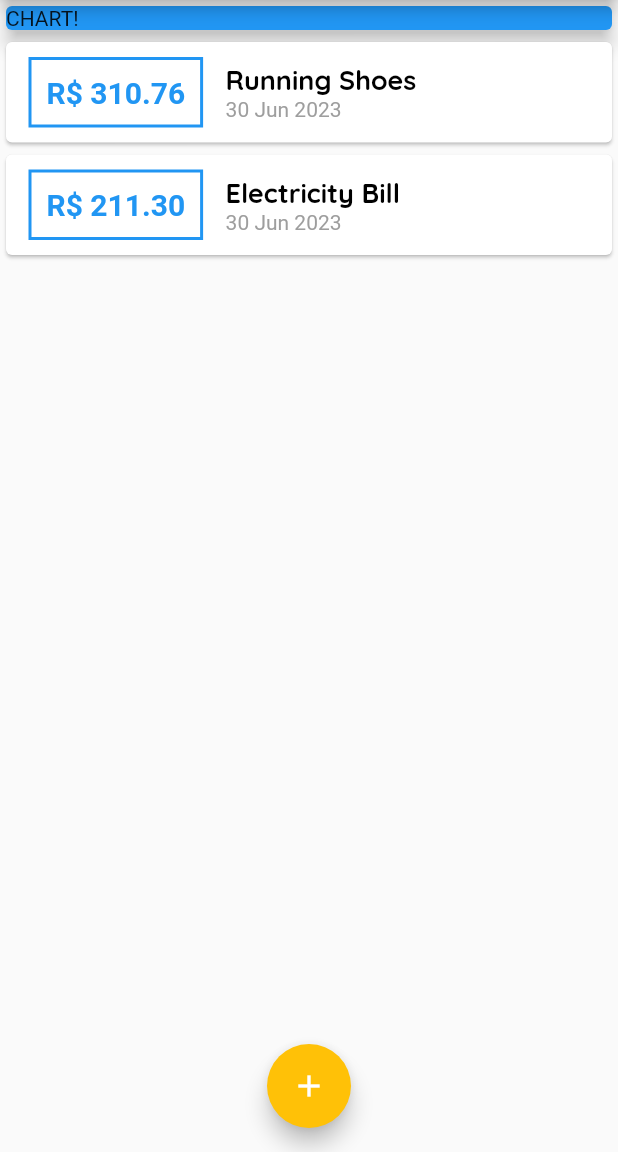
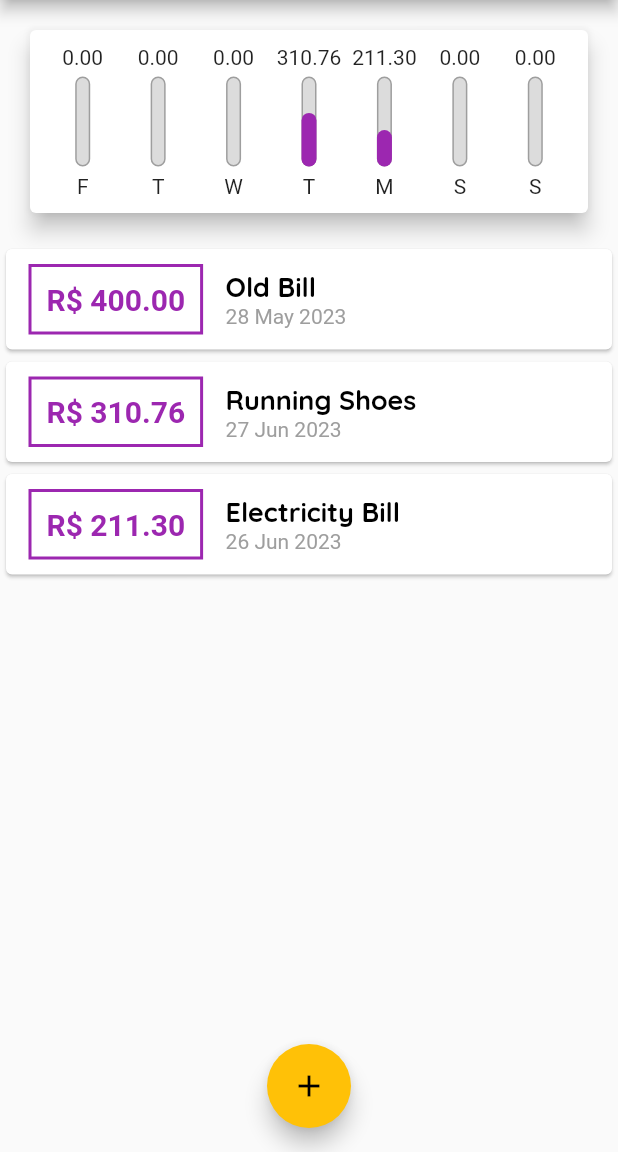
Before and after one commit to victorlopescc/weekly_expenses, a Flutter app: the screen it shows after launch, on a phone screen of 412 x 824 dp, the part 84-1236 px from its top. Run offline on Flutter 3.47's test engine with Material 2 defaults, Android fonts, the phone set to English and light mode, and no system bars.

Commit message:
v0.8 - Chart

```diff
--- /dev/null
+++ b/lib/components/chart.dart
@@ -0,0 +1,64 @@
+import 'package:flutter/material.dart';
+import 'package:intl/intl.dart';
+import 'package:weekly_expenses/components/chart_bar.dart';
+import '../models/transaction.dart';
+
+class Chart extends StatelessWidget {
+  const Chart(this.recentTransactions, {super.key});
+
+  final List<Transaction> recentTransactions;
+
+  List<Map<String, Object>> get groupedTransactions {
+    return List.generate(7, (index) {
+      final weekDay = DateTime.now().subtract(
+        Duration(days: index),
+      );
+
+      double totalSum = 0.0;
+      for (var i = 0; i < recentTransactions.length; i++) {
+        bool sameDay = recentTransactions[i].date.day == weekDay.day;
+        bool sameMonth = recentTransactions[i].date.month == weekDay.month;
+        bool sameYear = recentTransactions[i].date.year == weekDay.year;
+
+        if (sameDay && sameMonth && sameYear) {
+          totalSum += recentTransactions[i].value;
+        }
+      }
+
+      return {
+        'day': DateFormat.E().format(weekDay)[0],
+        'value': totalSum,
+      };
+    });
+  }
+
+  double get _weekTotalValue {
+    return groupedTransactions.fold(0.0, (sum, tr) {
+      return sum + (tr['value'] as double);
+    });
+  }
+
+  @override
+  Widget build(BuildContext context) {
+    return Card(
+      elevation: 6,
+      margin: const EdgeInsets.all(20),
+      child: Padding(
+        padding: const EdgeInsets.all(10),
+        child: Row(
+          mainAxisAlignment: MainAxisAlignment.spaceAround,
+          children: groupedTransactions.map((tr) {
+            return Flexible(
+              fit: FlexFit.tight,
+              child: ChartBar(
+                label: tr['day'].toString(),
+                value: (tr['value'] as double),
+                percentage: (tr['value'] as double) / _weekTotalValue,
+              ),
+            );
+          }).toList(),
+        ),
+      ),
+    );
+  }
+}
--- /dev/null
+++ b/lib/components/chart_bar.dart
@@ -0,0 +1,56 @@
+import 'package:flutter/material.dart';
+
+class ChartBar extends StatelessWidget {
+  const ChartBar({
+    super.key,
+    required this.label,
+    required this.value,
+    required this.percentage,
+  });
+
+  final String label;
+  final double value;
+  final double percentage;
+
+  @override
+  Widget build(BuildContext context) {
+    return Column(
+      children: [
+        FittedBox(
+          child: Text(value.toStringAsFixed(2)),
+        ),
+        const SizedBox(height: 5),
+        SizedBox(
+          height: 60,
+          width: 10,
+          child: Stack(
+            alignment: Alignment.bottomCenter,
+            children: [
+              Container(
+                decoration: BoxDecoration(
+                  border: Border.all(
+                    color: Colors.grey,
+                    width: 1,
+                  ),
+                  borderRadius: const BorderRadius.all(Radius.circular(5)),
+                  color: const Color.fromRGBO(220, 220, 220, 1),
+                ),
+              ),
+              FractionallySizedBox(
+                heightFactor: percentage,
+                child: Container(
+                  decoration: const BoxDecoration(
+                    color: Colors.purple,
+                    borderRadius: BorderRadius.all(Radius.circular(5)),
+                  ),
+                ),
+              ),
+            ],
+          ),
+        ),
+        const SizedBox(height: 5),
+        Text(label),
+      ],
+    );
+  }
+}
--- a/lib/components/transaction_list.dart
+++ b/lib/components/transaction_list.dart
@@ -11,7 +11,25 @@
   Widget build(BuildContext context) {
     return SizedBox(
       height: 300,
-      child: ListView.builder(
+      child: transactions.isEmpty
+          ? Column(
+              children: [
+                const SizedBox(height: 20),
+                Text(
+                  'No transactions yet!',
+                  style: Theme.of(context).textTheme.titleLarge,
+                ),
+                const SizedBox(height: 20),
+                SizedBox(
+                  height: 200,
+                  child: Image.asset(
+                    'assets/images/waiting.png',
+                    fit: BoxFit.cover,
+                  ),
+                ),
+              ],
+            )
+          : ListView.builder(
               itemCount: transactions.length,
               itemBuilder: (ctx, index) {
                 final tr = transactions[index];
@@ -25,17 +43,17 @@
                         ),
                         decoration: BoxDecoration(
                           border: Border.all(
-                      color: Theme.of(context).primaryColor,
+                            color: Colors.purple,
                             width: 2,
                           ),
                         ),
                         padding: const EdgeInsets.all(10),
                         child: Text(
                           'R\$ ${tr.value.toStringAsFixed(2)}',
-                    style: TextStyle(
+                          style: const TextStyle(
                             fontWeight: FontWeight.bold,
                             fontSize: 20,
-                      color: Theme.of(context).primaryColor,
+                            color: Colors.purple,
                           ),
                         ),
                       ),
--- a/lib/main.dart
+++ b/lib/main.dart
@@ -1,5 +1,6 @@
 import 'dart:math';
 import 'package:flutter/material.dart';
+import 'components/chart.dart';
 import 'components/transaction_list.dart';
 import 'components/transaction_form.dart';
 import 'models/transaction.dart';
@@ -50,20 +51,32 @@
 }
 
 class _HomePageState extends State<HomePage> {
-  final _transactions = [
+  final List<Transaction> _transactions = [
+    Transaction(
+      id: 't0',
+      title: 'Old Bill',
+      value: 400.00,
+      date: DateTime.now().subtract(const Duration(days: 33)),
+    ),
     Transaction(
       id: 't1',
       title: 'Running Shoes',
       value: 310.76,
-      date: DateTime.now(),
+      date: DateTime.now().subtract(const Duration(days: 3)),
     ),
     Transaction(
       id: 't2',
       title: 'Electricity Bill',
       value: 211.30,
-      date: DateTime.now(),
+      date: DateTime.now().subtract(const Duration(days: 4)),
     ),
   ];
+
+  List<Transaction> get _recentTransactions {
+    return _transactions.where((tr) {
+      return tr.date.isAfter(DateTime.now().subtract(const Duration(days: 7)));
+    }).toList();
+  }
 
   _addTransaction(String title, double value) {
     final newTransaction = Transaction(
@@ -105,20 +118,17 @@
         child: Column(
           crossAxisAlignment: CrossAxisAlignment.stretch,
           children: [
-            const SizedBox(
-              child: Card(
-                color: Colors.blue,
-                elevation: 5,
-                child: Text('CHART!'),
-              ),
-            ),
+            Chart(_recentTransactions),
             TransactionList(_transactions),
           ],
         ),
       ),
       floatingActionButton: FloatingActionButton(
         onPressed: () => _openTransactionFormModal(context),
-        child: const Icon(Icons.add),
+        child: const Icon(
+          Icons.add,
+          color: Colors.black,
+        ),
       ),
       floatingActionButtonLocation: FloatingActionButtonLocation.centerFloat,
     );
--- a/pubspec.yaml
+++ b/pubspec.yaml
@@ -59,8 +59,8 @@
   uses-material-design: true
 
   # To add assets to your application, add an assets section, like this:
-  # assets:
-  #   - images/a_dot_burr.jpeg
+  assets:
+    - assets\images\waiting.png
   #   - images/a_dot_ham.jpeg
 
   # An image asset can refer to one or more resolution-specific "variants", see
```
Also changed, not shown: assets/images/waiting.png (added). Lines whose indentation alone changed are shown as unchanged.
